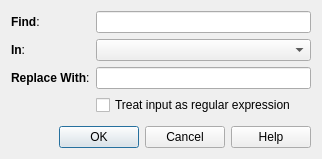
First picture: the form in designer/findreplace.ui, repository ludiosarchive/anki, before the edit.
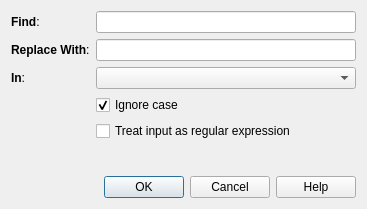
Second picture: the form after the edit.

Diff of the .ui file:
```diff
--- a/designer/findreplace.ui
+++ b/designer/findreplace.ui
@@ -1,12 +1,12 @@
 <ui version="4.0" >
  <class>Dialog</class>
- <widget class="QDialog" name="Dialog" >
-  <property name="geometry" >
+ <widget class="QDialog" name="Dialog">
+  <property name="geometry">
    <rect>
     <x>0</x>
     <y>0</y>
-    <width>322</width>
-    <height>159</height>
+    <width>367</width>
+    <height>209</height>
    </rect>
   </property>
   <property name="windowTitle" >
@@ -25,33 +25,43 @@
      <item row="0" column="1" >
       <widget class="QLineEdit" name="find" />
      </item>
-     <item row="2" column="0" >
-      <widget class="QLabel" name="label_2" >
-       <property name="text" >
-        <string>&lt;b>Replace With&lt;/b>:</string>
+     <item row="1" column="0">
+      <widget class="QLabel" name="label_2">
+       <property name="text">
+        <string>&lt;b&gt;Replace With&lt;/b&gt;:</string>
        </property>
       </widget>
      </item>
-     <item row="2" column="1" >
-      <widget class="QLineEdit" name="replace" />
+     <item row="1" column="1">
+      <widget class="QLineEdit" name="replace"/>
      </item>
-     <item row="3" column="1" >
-      <widget class="QCheckBox" name="re" >
-       <property name="text" >
+     <item row="2" column="0">
+      <widget class="QLabel" name="label_3">
+       <property name="text">
+        <string>&lt;b&gt;In&lt;/b&gt;:</string>
+       </property>
+      </widget>
+     </item>
+     <item row="2" column="1">
+      <widget class="QComboBox" name="field"/>
+     </item>
+     <item row="4" column="1">
+      <widget class="QCheckBox" name="re">
+       <property name="text">
         <string>Treat input as regular expression</string>
        </property>
       </widget>
      </item>
-     <item row="1" column="0" >
-      <widget class="QLabel" name="label_3" >
-       <property name="text" >
-        <string>&lt;b>In&lt;/b>:</string>
+     <item row="3" column="1">
+      <widget class="QCheckBox" name="ignoreCase">
+       <property name="text">
+        <string>Ignore case</string>
+       </property>
+       <property name="checked">
+        <bool>true</bool>
        </property>
       </widget>
      </item>
-     <item row="1" column="1" >
-      <widget class="QComboBox" name="field" />
-     </item>
     </layout>
    </item>
    <item>
```
Left out of the diff: 44 changed lines with no effect on the pictures.
